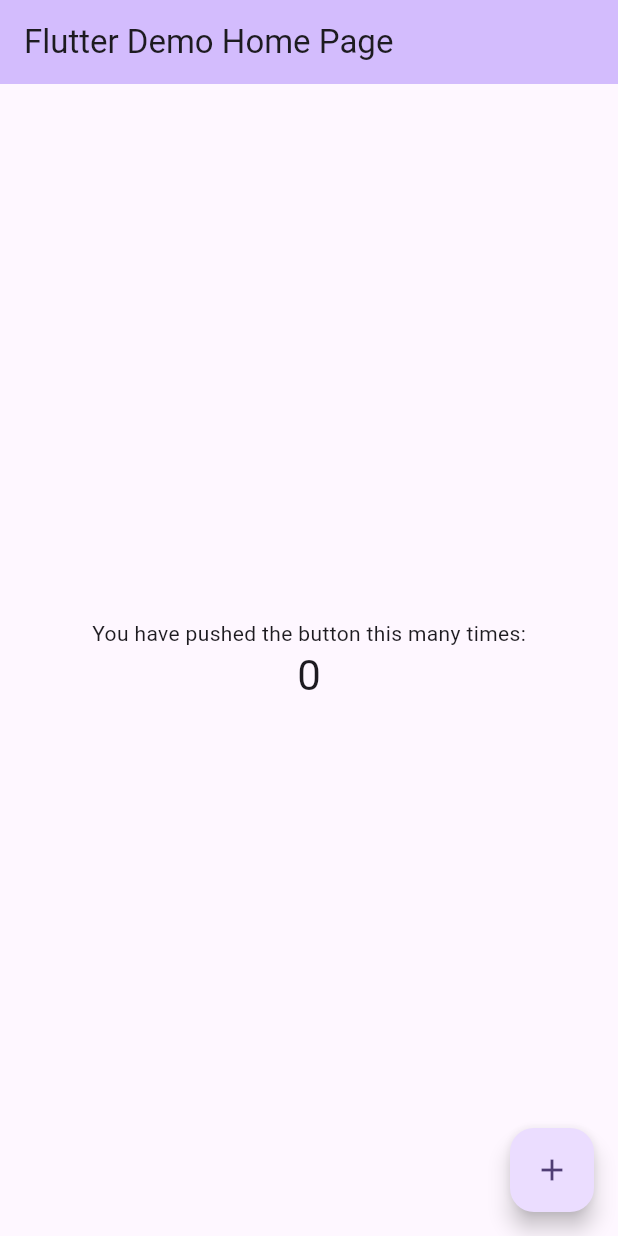
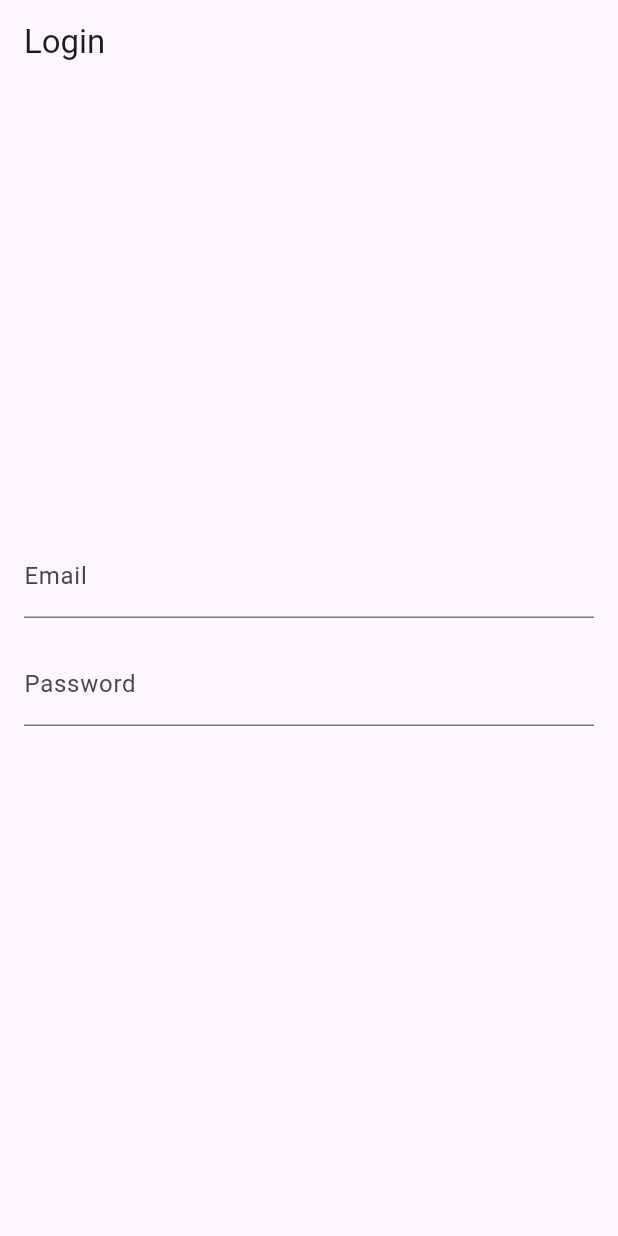
Before and after one commit to Dheeraj998/noteapp_xgen, a Flutter app: the screen it shows after launch, on a phone screen of 412 x 824 dp. Run offline on Flutter 3.47's test engine with Material 3 defaults, Android fonts, the phone set to English and light mode, and no system bars; our stand-ins replace firebase_auth; accounts and stored records are empty.

Commit message:
auth module doing

```diff
--- /dev/null
+++ b/lib/features/auth/data/auth_repository.dart
@@ -0,0 +1,18 @@
+import 'package:firebase_auth/firebase_auth.dart';
+import 'package:notes_app_xgen/core/services/firebase_auth_service.dart';
+
+class AuthRepository {
+  final FirebaseAuthService _authService = FirebaseAuthService();
+
+  Future<User?> signUp(String email, String password) {
+    return _authService.signUp(email, password);
+  }
+
+  Future<User?> signIn(String email, String password) {
+    return _authService.signIn(email, password);
+  }
+
+  Future<void> signOut() {
+    return _authService.signOut();
+  }
+}
--- /dev/null
+++ b/lib/features/auth/view/login_screen.dart
@@ -0,0 +1,75 @@
+import 'package:flutter/material.dart';
+import 'package:notes_app_xgen/widgets/custom_textfield.dart';
+
+class LoginScreen extends StatefulWidget {
+  const LoginScreen({super.key});
+
+  @override
+  _LoginScreenState createState() => _LoginScreenState();
+}
+
+class _LoginScreenState extends State<LoginScreen> {
+  final TextEditingController emailController = TextEditingController();
+  final TextEditingController passwordController = TextEditingController();
+  final GlobalKey<FormState> _formKey = GlobalKey<FormState>();
+
+  @override
+  Widget build(BuildContext context) {
+    return Scaffold(
+      appBar: AppBar(title: const Text('Login')),
+      body: Padding(
+        padding: const EdgeInsets.all(16.0),
+        child: Form(
+          key: _formKey,
+          child: Column(
+            mainAxisAlignment: MainAxisAlignment.center,
+            children: [
+              CustomTextField(
+                controller: emailController,
+                labelText: 'Email',
+                keyboardType: TextInputType.emailAddress,
+                validator: (value) {
+                  if (value == null || value.isEmpty) return 'Enter email';
+                  return null;
+                },
+              ),
+              const SizedBox(height: 16),
+              CustomTextField(
+                controller: passwordController,
+                labelText: 'Password',
+                obscureText: true,
+                validator: (value) {
+                  if (value == null || value.length < 6)
+                    return 'Password must be at least 6 characters';
+                  return null;
+                },
+              ),
+              const SizedBox(height: 24),
+              // CustomButton(
+              //         text: 'Login',
+              //         onPressed: () async {
+              //           if (_formKey.currentState!.validate()) {
+              //             bool success = await authProvider.signIn(
+              //                 emailController.text, passwordController.text);
+              //             if (success) {
+              //               Navigator.pushReplacementNamed(
+              //                   context, AppRoutes.notes);
+              //             } else {
+              //               ScaffoldMessenger.of(context).showSnackBar(
+              //                   const SnackBar(content: Text('Login Failed')));
+              //             }
+              //           }
+              //         },
+              //       ),
+              const SizedBox(height: 16),
+              // TextButton(
+              //   onPressed: () => Navigator.pushNamed(context, AppRoutes.signup),
+              //   child: const Text('Don\'t have an account? Sign Up'),
+              // ),
+            ],
+          ),
+        ),
+      ),
+    );
+  }
+}
--- a/lib/main.dart
+++ b/lib/main.dart
@@ -1,7 +1,19 @@
 import 'package:flutter/material.dart';
+import 'package:notes_app_xgen/features/auth/provider/auth_provider.dart';
+import 'package:notes_app_xgen/features/auth/view/login_screen.dart';
+import 'package:provider/provider.dart';
 
 void main() {
-  runApp(const MyApp());
+  WidgetsFlutterBinding.ensureInitialized();
+
+  runApp(MultiProvider(
+    providers: [
+      ChangeNotifierProvider(create: (_) => AuthProvider()),
+    ],
+    builder: (context, state) {
+      return MyApp();
+    },
+  ));
 }
 
 class MyApp extends StatelessWidget {
@@ -13,113 +25,10 @@
     return MaterialApp(
       title: 'Flutter Demo',
       theme: ThemeData(
-        // This is the theme of your application.
-        //
-        // TRY THIS: Try running your application with "flutter run". You'll see
-        // the application has a purple toolbar. Then, without quitting the app,
-        // try changing the seedColor in the colorScheme below to Colors.green
-        // and then invoke "hot reload" (save your changes or press the "hot
-        // reload" button in a Flutter-supported IDE, or press "r" if you used
-        // the command line to start the app).
-        //
-        // Notice that the counter didn't reset back to zero; the application
-        // state is not lost during the reload. To reset the state, use hot
-        // restart instead.
-        //
-        // This works for code too, not just values: Most code changes can be
-        // tested with just a hot reload.
         colorScheme: ColorScheme.fromSeed(seedColor: Colors.deepPurple),
         useMaterial3: true,
       ),
-      home: const MyHomePage(title: 'Flutter Demo Home Page'),
+      home: LoginScreen(),
     );
   }
 }
-
-class MyHomePage extends StatefulWidget {
-  const MyHomePage({super.key, required this.title});
-
-  // This widget is the home page of your application. It is stateful, meaning
-  // that it has a State object (defined below) that contains fields that affect
-  // how it looks.
-
-  // This class is the configuration for the state. It holds the values (in this
-  // case the title) provided by the parent (in this case the App widget) and
-  // used by the build method of the State. Fields in a Widget subclass are
-  // always marked "final".
-
-  final String title;
-
-  @override
-  State<MyHomePage> createState() => _MyHomePageState();
-}
-
-class _MyHomePageState extends State<MyHomePage> {
-  int _counter = 0;
-
-  void _incrementCounter() {
-    setState(() {
-      // This call to setState tells the Flutter framework that something has
-      // changed in this State, which causes it to rerun the build method below
-      // so that the display can reflect the updated values. If we changed
-      // _counter without calling setState(), then the build method would not be
-      // called again, and so nothing would appear to happen.
-      _counter++;
-    });
-  }
-
-  @override
-  Widget build(BuildContext context) {
-    // This method is rerun every time setState is called, for instance as done
-    // by the _incrementCounter method above.
-    //
-    // The Flutter framework has been optimized to make rerunning build methods
-    // fast, so that you can just rebuild anything that needs updating rather
-    // than having to individually change instances of widgets.
-    return Scaffold(
-      appBar: AppBar(
-        // TRY THIS: Try changing the color here to a specific color (to
-        // Colors.amber, perhaps?) and trigger a hot reload to see the AppBar
-        // change color while the other colors stay the same.
-        backgroundColor: Theme.of(context).colorScheme.inversePrimary,
-        // Here we take the value from the MyHomePage object that was created by
-        // the App.build method, and use it to set our appbar title.
-        title: Text(widget.title),
-      ),
-      body: Center(
-        // Center is a layout widget. It takes a single child and positions it
-        // in the middle of the parent.
-        child: Column(
-          // Column is also a layout widget. It takes a list of children and
-          // arranges them vertically. By default, it sizes itself to fit its
-          // children horizontally, and tries to be as tall as its parent.
-          //
-          // Column has various properties to control how it sizes itself and
-          // how it positions its children. Here we use mainAxisAlignment to
-          // center the children vertically; the main axis here is the vertical
-          // axis because Columns are vertical (the cross axis would be
-          // horizontal).
-          //
-          // TRY THIS: Invoke "debug painting" (choose the "Toggle Debug Paint"
-          // action in the IDE, or press "p" in the console), to see the
-          // wireframe for each widget.
-          mainAxisAlignment: MainAxisAlignment.center,
-          children: <Widget>[
-            const Text(
-              'You have pushed the button this many times:',
-            ),
-            Text(
-              '$_counter',
-              style: Theme.of(context).textTheme.headlineMedium,
-            ),
-          ],
-        ),
-      ),
-      floatingActionButton: FloatingActionButton(
-        onPressed: _incrementCounter,
-        tooltip: 'Increment',
-        child: const Icon(Icons.add),
-      ), // This trailing comma makes auto-formatting nicer for build methods.
-    );
-  }
-}
--- /dev/null
+++ b/lib/widgets/custom_textfield.dart
@@ -0,0 +1,29 @@
+import 'package:flutter/material.dart';
+
+class CustomTextField extends StatelessWidget {
+  final TextEditingController controller;
+  final String labelText;
+  final bool obscureText;
+  final TextInputType keyboardType;
+  final String? Function(String?)? validator;
+
+  const CustomTextField({
+    super.key,
+    required this.controller,
+    required this.labelText,
+    this.obscureText = false,
+    this.keyboardType = TextInputType.text,
+    this.validator,
+  });
+
+  @override
+  Widget build(BuildContext context) {
+    return TextFormField(
+      controller: controller,
+      obscureText: obscureText,
+      keyboardType: keyboardType,
+      decoration: InputDecoration(labelText: labelText),
+      validator: validator,
+    );
+  }
+}
```
Also changed, not shown: lib/core/services/firebase_auth_service.dart (added, +29 -0 lines), lib/core/utils/app_colors.dart (added, +14 -0 lines), lib/core/utils/app_theme.dart (added, +32 -0 lines), lib/core/utils/custom_log.dart (added, +10 -0 lines), lib/core/utils/extension.dart (added, +8 -0 lines), lib/features/auth/models/user_model.dart (added, +16 -0 lines), lib/features/auth/provider/auth_provider.dart (added, +30 -0 lines), lib/widgets/custom_button.dart (added, +81 -0 lines), lib/widgets/custom_text.dart (added, +44 -0 lines), pubspec.yaml (+9 -1 lines), pubspec.lock, 9 other files.
